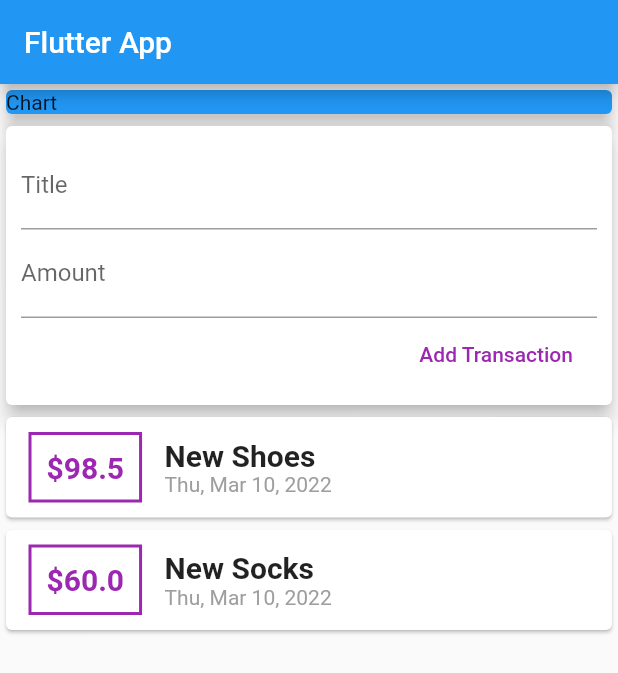
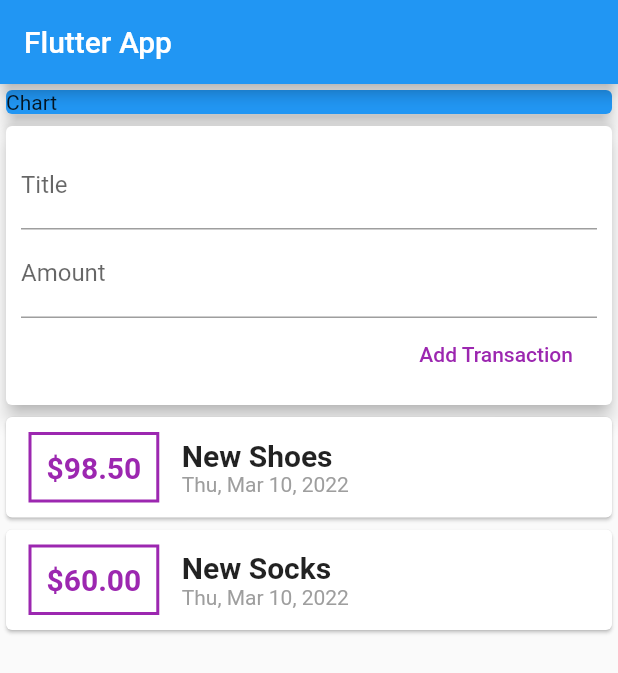
Before and after one commit to Zr99/Flutter_Personal_Expenses, a Flutter app: the screen it shows after launch, after a tap on "Add Transaction", on a phone screen of 412 x 824 dp. Shown: the top 673 px of the screen. Run offline on Flutter 3.47's test engine with Material 2 defaults, Android fonts, the phone set to English and light mode, and no system bars.

Commit message:
Change the transaction list becanme scrollable by adding a ListView.builder and add a new function submitData in new transaction dart file

```diff
--- a/lib/models/transcation.dart
+++ b/lib/models/transcation.dart
@@ -3,7 +3,7 @@ import 'package:flutter/foundation.dart';
 class Transaction {
   final String? id;
   final String title;
-  final double? amount;
+  final double amount;
   final DateTime date;
 
   Transaction(
--- a/lib/widgets/new_transaction.dart
+++ b/lib/widgets/new_transaction.dart
@@ -6,6 +6,18 @@ class NewTransaction extends StatelessWidget {
   final Function addTx;
 
   NewTransaction(this.addTx);
+
+  void submitData() {
+    final enteredTitle = titleController.text;
+    final enteredAmount = double.parse(amountController.text);
+
+    if (enteredTitle.isEmpty || enteredAmount <= 0) {
+      return;
+    }
+    addTx(
+      double.parse(amountController.text),
+    );
+  }
 
   @override
   Widget build(BuildContext context) {
@@ -19,6 +31,7 @@ class NewTransaction extends StatelessWidget {
             TextField(
               decoration: InputDecoration(labelText: 'Title'),
               controller: titleController,
+              onSubmitted: (_) => submitData(),
               // onChanged: (value) {
               //   titleInput = value;
               // },
@@ -26,20 +39,14 @@ class NewTransaction extends StatelessWidget {
             TextField(
               decoration: InputDecoration(labelText: 'Amount'),
               controller: amountController,
+              keyboardType: TextInputType.number,
+              onSubmitted: (_) => submitData(),
               // onChanged: (value) {
               //   amountInput = value;
               // },
             ),
             FlatButton(
-              onPressed: () {
-                // print(titleInput);
-                // print(amountInput);
-                //print(titleController.text);
-                addTx(
-                  titleController.text,
-                  double.parse(amountController.text),
-                );
-              },
+              onPressed: submitData,
               child: Text('Add Transaction'),
               textColor: Colors.purple,
             )
--- a/lib/widgets/transaction_list.dart
+++ b/lib/widgets/transaction_list.dart
@@ -8,15 +8,17 @@ class TransactionList extends StatelessWidget {
 
   @override
   Widget build(BuildContext context) {
-    return Column(
-      children: transactions.map((tx) {
+    return Container(
+      height: 200,
+      child: ListView.builder(
+        itemBuilder: (context, index) {
           return Card(
             child: Row(
               children: <Widget>[
                 Container(
                   margin: EdgeInsets.symmetric(vertical: 10, horizontal: 15),
                   child: Text(
-                  '\$${tx.amount}',
+                    '\$${transactions[index].amount.toStringAsFixed(2)}',
                     style: TextStyle(
                         fontWeight: FontWeight.bold,
                         fontSize: 20,
@@ -29,20 +31,22 @@ class TransactionList extends StatelessWidget {
                 Column(
                     crossAxisAlignment: CrossAxisAlignment.start,
                     children: <Widget>[
-                    Text(tx.title,
+                      Text(transactions[index].title,
                           style: TextStyle(
                             fontWeight: FontWeight.bold,
                             fontSize: 20,
                           )),
                       Text(
-                      DateFormat.yMMMEd().format(tx.date),
+                        DateFormat.yMMMEd().format(transactions[index].date),
                         style: TextStyle(color: Colors.grey),
                       ),
                     ])
               ],
             ),
           );
-      }).toList(),
+        },
+        itemCount: transactions.length,
+      ),
     );
   }
 }
```
Lines whose indentation alone changed are shown as unchanged.
